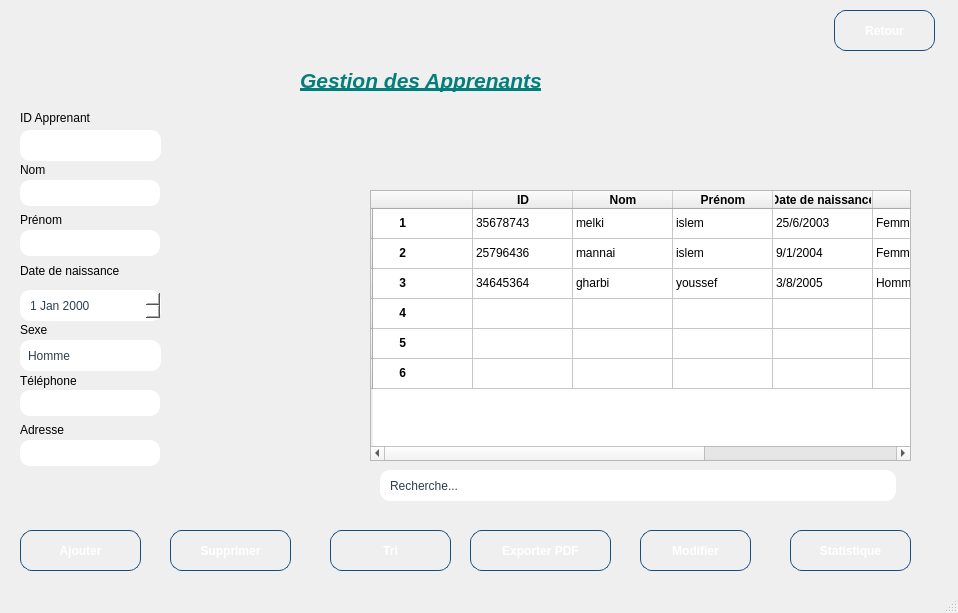
Before: the Qt Designer form apprenants.ui in ProjetCPP2A21/projetcpp-2a21-smart-driving-school, drawn with Qt 5.
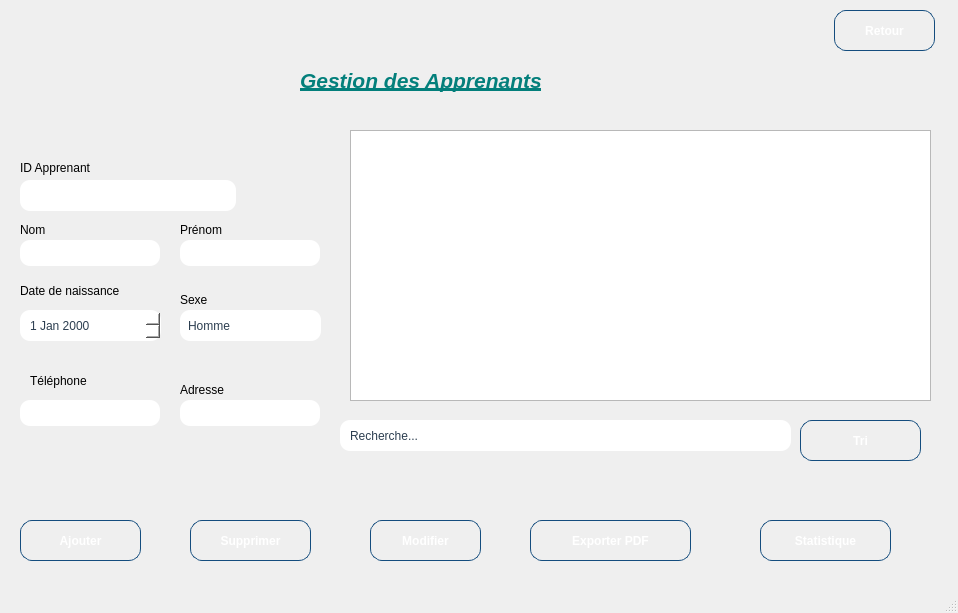
After: the same form once the commit is applied. Icons and pictures are not drawn.

Diff of the .ui file:
```diff
--- a/apprenants.ui
+++ b/apprenants.ui
@@ -26,8 +26,8 @@
    <widget class="QPushButton" name="pushButton_3">
     <property name="geometry">
      <rect>
-      <x>170</x>
-      <y>530</y>
+      <x>190</x>
+      <y>520</y>
       <width>121</width>
       <height>41</height>
      </rect>
@@ -62,9 +62,9 @@
    <widget class="QPushButton" name="pushButton_7">
     <property name="geometry">
      <rect>
-      <x>790</x>
-      <y>530</y>
-      <width>121</width>
+      <x>760</x>
+      <y>520</y>
+      <width>131</width>
       <height>41</height>
      </rect>
     </property>
@@ -99,7 +99,7 @@
     <property name="geometry">
      <rect>
       <x>20</x>
-      <y>110</y>
+      <y>160</y>
       <width>101</width>
       <height>16</height>
      </rect>
@@ -135,7 +135,7 @@
     <property name="geometry">
      <rect>
       <x>20</x>
-      <y>180</y>
+      <y>240</y>
       <width>140</width>
       <height>26</height>
      </rect>
@@ -178,8 +178,8 @@
    <widget class="QLabel" name="label_7">
     <property name="geometry">
      <rect>
-      <x>20</x>
-      <y>420</y>
+      <x>180</x>
+      <y>380</y>
       <width>63</width>
       <height>20</height>
      </rect>
@@ -191,9 +191,9 @@
    <widget class="QLineEdit" name="lineEdit_3">
     <property name="geometry">
      <rect>
-      <x>380</x>
-      <y>470</y>
-      <width>520</width>
+      <x>340</x>
+      <y>420</y>
+      <width>451</width>
       <height>31</height>
      </rect>
     </property>
@@ -239,7 +239,7 @@
     <property name="geometry">
      <rect>
       <x>20</x>
-      <y>290</y>
+      <y>310</y>
       <width>141</width>
       <height>31</height>
      </rect>
@@ -307,7 +307,7 @@
     <property name="geometry">
      <rect>
       <x>20</x>
-      <y>260</y>
+      <y>280</y>
       <width>131</width>
       <height>21</height>
      </rect>
@@ -342,7 +342,7 @@
    <widget class="QLabel" name="label_6">
     <property name="geometry">
      <rect>
-      <x>20</x>
+      <x>30</x>
       <y>370</y>
       <width>81</width>
       <height>21</height>
@@ -356,7 +356,7 @@
     <property name="geometry">
      <rect>
       <x>20</x>
-      <y>160</y>
+      <y>220</y>
       <width>63</width>
       <height>20</height>
      </rect>
@@ -365,12 +365,12 @@
      <string>Nom</string>
     </property>
    </widget>
-   <widget class="QTableWidget" name="tableWidget">
+   <widget class="QTableView" name="tableView_apprenants">
     <property name="geometry">
      <rect>
-      <x>370</x>
-      <y>190</y>
-      <width>541</width>
+      <x>350</x>
+      <y>130</y>
+      <width>581</width>
       <height>271</height>
      </rect>
     </property>
@@ -437,283 +437,13 @@
 
 QScrollBar::add-page:vertical, QScrollBar::sub-</string>
     </property>
-    <row>
-     <property name="text">
-      <string/>
-     </property>
-    </row>
-    <row>
-     <property name="text">
-      <string/>
-     </property>
-    </row>
-    <row>
-     <property name="text">
-      <string/>
-     </property>
-    </row>
-    <row>
-     <property name="text">
-      <string/>
-     </property>
-    </row>
-    <row>
-     <property name="text">
-      <string/>
-     </property>
-    </row>
-    <row>
-     <property name="text">
-      <string/>
-     </property>
-    </row>
-    <column>
-     <property name="text">
-      <string/>
-     </property>
-    </column>
-    <column>
-     <property name="text">
-      <string>ID</string>
-     </property>
-     <property name="font">
-      <font>
-       <bold>true</bold>
-      </font>
-     </property>
-    </column>
-    <column>
-     <property name="text">
-      <string>Nom</string>
-     </property>
-     <property name="font">
-      <font>
-       <bold>true</bold>
-      </font>
-     </property>
-    </column>
-    <column>
-     <property name="text">
-      <string>Prénom</string>
-     </property>
-     <property name="font">
-      <font>
-       <bold>true</bold>
-      </font>
-     </property>
-    </column>
-    <column>
-     <property name="text">
-      <string>Date de naissance</string>
-     </property>
-     <property name="font">
-      <font>
-       <bold>true</bold>
-      </font>
-     </property>
-    </column>
-    <column>
-     <property name="text">
-      <string>sexe</string>
-     </property>
-     <property name="font">
-      <font>
-       <bold>true</bold>
-      </font>
-     </property>
-    </column>
-    <column>
-     <property name="text">
-      <string>Téléphone</string>
-     </property>
-     <property name="font">
-      <font>
-       <bold>true</bold>
-      </font>
-     </property>
-    </column>
-    <column>
-     <property name="text">
-      <string>Adresse</string>
-     </property>
-     <property name="font">
-      <font>
-       <bold>true</bold>
-      </font>
-     </property>
-    </column>
-    <item row="0" column="0">
-     <property name="text">
-      <string>       1</string>
-     </property>
-     <property name="font">
-      <font>
-       <bold>true</bold>
-      </font>
-     </property>
-    </item>
-    <item row="0" column="1">
-     <property name="text">
-      <string>35678743</string>
-     </property>
-    </item>
-    <item row="0" column="2">
-     <property name="text">
-      <string>melki</string>
-     </property>
-    </item>
-    <item row="0" column="3">
-     <property name="text">
-      <string>islem</string>
-     </property>
-    </item>
-    <item row="0" column="4">
-     <property name="text">
-      <string>25/6/2003</string>
-     </property>
-    </item>
-    <item row="0" column="5">
-     <property name="text">
-      <string>Femme</string>
-     </property>
-    </item>
-    <item row="0" column="6">
-     <property name="text">
-      <string>36394620</string>
-     </property>
-    </item>
-    <item row="0" column="7">
-     <property name="text">
-      <string>islem.melki@gmailcom</string>
-     </property>
-    </item>
-    <item row="1" column="0">
-     <property name="text">
-      <string>       2</string>
-     </property>
-     <property name="font">
-      <font>
-       <bold>true</bold>
-      </font>
-     </property>
-    </item>
-    <item row="1" column="1">
-     <property name="text">
-      <string>25796436</string>
-     </property>
-    </item>
-    <item row="1" column="2">
-     <property name="text">
-      <string>mannai</string>
-     </property>
-    </item>
-    <item row="1" column="3">
-     <property name="text">
-      <string>islem</string>
-     </property>
-    </item>
-    <item row="1" column="4">
-     <property name="text">
-      <string>9/1/2004</string>
-     </property>
-    </item>
-    <item row="1" column="5">
-     <property name="text">
-      <string>Femme</string>
-     </property>
-    </item>
-    <item row="1" column="6">
-     <property name="text">
-      <string>93639364</string>
-     </property>
-    </item>
-    <item row="1" column="7">
-     <property name="text">
-      <string>islem.mannai@gmailcom</string>
-     </property>
-    </item>
-    <item row="2" column="0">
-     <property name="text">
-      <string>       3</string>
-     </property>
-     <property name="font">
-      <font>
-       <bold>true</bold>
-      </font>
-     </property>
-    </item>
-    <item row="2" column="1">
-     <property name="text">
-      <string>34645364</string>
-     </property>
-    </item>
-    <item row="2" column="2">
-     <property name="text">
-      <string>gharbi</string>
-     </property>
-    </item>
-    <item row="2" column="3">
-     <property name="text">
-      <string>youssef</string>
-     </property>
-    </item>
-    <item row="2" column="4">
-     <property name="text">
-      <string>3/8/2005</string>
-     </property>
-    </item>
-    <item row="2" column="5">
-     <property name="text">
-      <string>Homme</string>
-     </property>
-    </item>
-    <item row="2" column="6">
-     <property name="text">
-      <string>64839364</string>
-     </property>
-    </item>
-    <item row="2" column="7">
-     <property name="text">
-      <string>youssef.gharbi@gmailcom</string>
-     </property>
-    </item>
-    <item row="3" column="0">
-     <property name="text">
-      <string>       4</string>
-     </property>
-     <property name="font">
-      <font>
-       <bold>true</bold>
-      </font>
-     </property>
-    </item>
-    <item row="4" column="0">
-     <property name="text">
-      <string>       5</string>
-     </property>
-     <property name="font">
-      <font>
-       <bold>true</bold>
-      </font>
-     </property>
-    </item>
-    <item row="5" column="0">
-     <property name="text">
-      <string>       6</string>
-     </property>
-     <property name="font">
-      <font>
-       <bold>true</bold>
-      </font>
-     </property>
-    </item>
    </widget>
    <widget class="QPushButton" name="pushButton_4">
     <property name="geometry">
      <rect>
-      <x>470</x>
-      <y>530</y>
-      <width>141</width>
+      <x>530</x>
+      <y>520</y>
+      <width>161</width>
       <height>41</height>
      </rect>
     </property>
@@ -747,8 +477,8 @@
    <widget class="QPushButton" name="pushButton_2">
     <property name="geometry">
      <rect>
-      <x>640</x>
-      <y>530</y>
+      <x>370</x>
+      <y>520</y>
       <width>111</width>
       <height>41</height>
      </rect>
@@ -784,7 +514,7 @@
     <property name="geometry">
      <rect>
       <x>20</x>
-      <y>390</y>
+      <y>400</y>
       <width>140</width>
       <height>26</height>
      </rect>
@@ -827,8 +557,8 @@
    <widget class="QLineEdit" name="lineEdit_6">
     <property name="geometry">
      <rect>
-      <x>20</x>
-      <y>440</y>
+      <x>180</x>
+      <y>400</y>
       <width>140</width>
       <height>26</height>
      </rect>
@@ -872,7 +602,7 @@
     <property name="geometry">
      <rect>
       <x>20</x>
-      <y>530</y>
+      <y>520</y>
       <width>121</width>
       <height>41</height>
      </rect>
@@ -908,8 +638,8 @@
     <property name="geometry">
      <rect>
       <x>20</x>
-      <y>130</y>
-      <width>141</width>
+      <y>180</y>
+      <width>220</width>
       <height>31</height>
      </rect>
     </property>
@@ -951,8 +681,8 @@
    <widget class="QLineEdit" name="lineEdit_4">
     <property name="geometry">
      <rect>
-      <x>20</x>
-      <y>230</y>
+      <x>180</x>
+      <y>240</y>
       <width>140</width>
       <height>26</height>
      </rect>
@@ -995,8 +725,8 @@
    <widget class="QLabel" name="label_4">
     <property name="geometry">
      <rect>
-      <x>20</x>
-      <y>210</y>
+      <x>180</x>
+      <y>220</y>
       <width>63</width>
       <height>20</height>
      </rect>
@@ -1046,8 +776,8 @@
    <widget class="QComboBox" name="comboBox">
     <property name="geometry">
      <rect>
-      <x>20</x>
-      <y>340</y>
+      <x>180</x>
+      <y>310</y>
       <width>141</width>
       <height>31</height>
      </rect>
@@ -1114,8 +844,8 @@
    <widget class="QLabel" name="label_5">
     <property name="geometry">
      <rect>
-      <x>20</x>
-      <y>320</y>
+      <x>180</x>
+      <y>290</y>
       <width>63</width>
       <height>20</height>
      </rect>
@@ -1127,8 +857,8 @@
    <widget class="QPushButton" name="pushButton_6">
     <property name="geometry">
      <rect>
-      <x>330</x>
-      <y>530</y>
+      <x>800</x>
+      <y>420</y>
       <width>121</width>
       <height>41</height>
      </rect>
```
Left out of the diff: 28 changed lines with no effect on the pictures.
